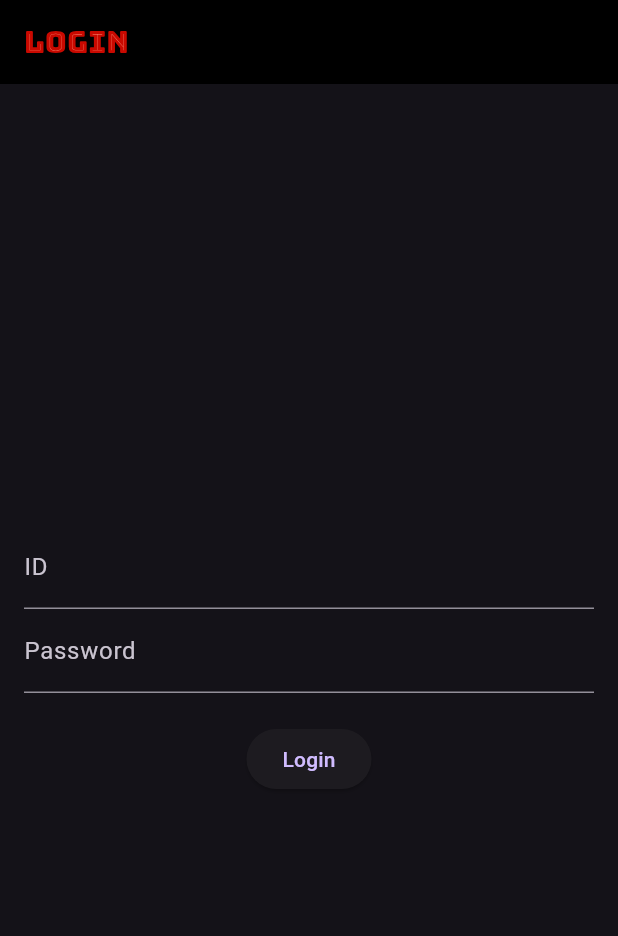
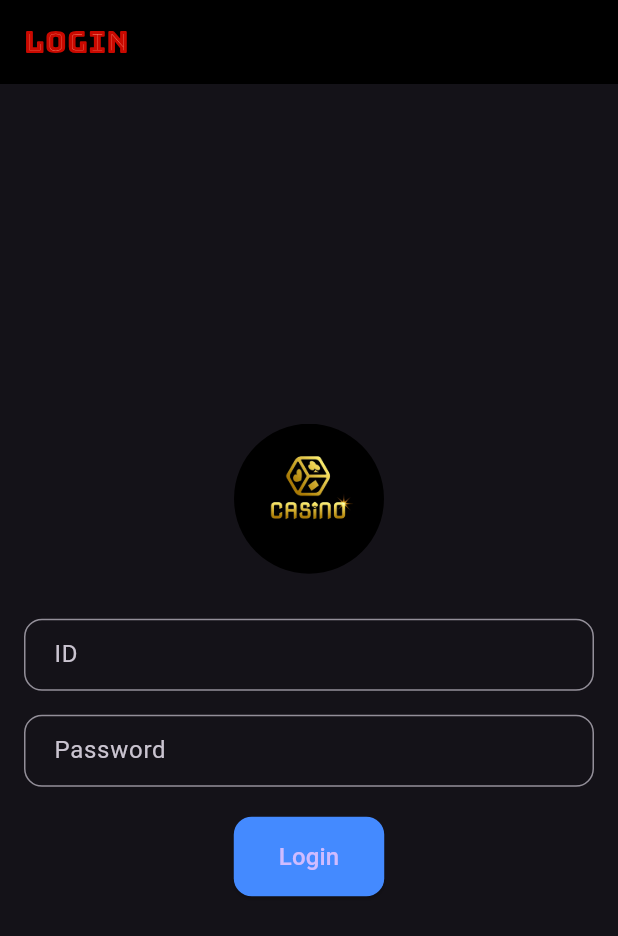
Before and after one commit to theinfiniteprins/casino, a Flutter app: the screen it shows after launch, on a phone screen of 412 x 824 dp. Shown: the top 936 px of the screen. Run offline on Flutter 3.47's test engine with Material 3 defaults, Android fonts, the phone set to English and light mode, and no system bars; our stand-ins replace shared_preferences.

Commit message:
added some css to login

```diff
--- a/lib/login.dart
+++ b/lib/login.dart
@@ -56,25 +56,66 @@ class _LoginPageState extends State<LoginPage> {
   @override
   Widget build(BuildContext context) {
     return Scaffold(
-      appBar: AppBar(title: Text('Login')),
+      appBar: AppBar(
+        title: Text('Login'),
+        backgroundColor: Colors.black,
+        elevation: 0,
+      ),
       body: Padding(
         padding: const EdgeInsets.all(16.0),
         child: Column(
           mainAxisAlignment: MainAxisAlignment.center,
           children: [
+            // Circular image
+            ClipOval(
+              child: Image.asset(
+                'assets/logo.png',
+                width: 100,
+                height: 100,
+                fit: BoxFit.cover,
+              ),
+            ),
+            SizedBox(height: 30),
+            // Styling TextFields
             TextField(
               controller: _idController,
-              decoration: InputDecoration(labelText: 'ID'),
+              decoration: InputDecoration(
+                labelText: 'ID',
+                border: OutlineInputBorder(
+                  borderRadius: BorderRadius.circular(12.0),
+                ),
+                contentPadding: EdgeInsets.symmetric(horizontal: 16.0),
+              ),
             ),
+            SizedBox(height: 16),
             TextField(
               controller: _passwordController,
               obscureText: true,
-              decoration: InputDecoration(labelText: 'Password'),
+              decoration: InputDecoration(
+                labelText: 'Password',
+                border: OutlineInputBorder(
+                  borderRadius: BorderRadius.circular(12.0),
+                ),
+                contentPadding: EdgeInsets.symmetric(horizontal: 16.0),
+              ),
             ),
             SizedBox(height: 20),
+            // Styling ElevatedButton
             ElevatedButton(
               onPressed: _login,
-              child: Text('Login'),
+              style: ElevatedButton.styleFrom(
+                backgroundColor: Colors.blueAccent, // Button color
+                padding: const EdgeInsets.symmetric(horizontal: 30.0, vertical: 15.0),
+                shape: RoundedRectangleBorder(
+                  borderRadius: BorderRadius.circular(12.0),
+                ),
+              ),
+              child: Text(
+                'Login',
+                style: TextStyle(
+                  fontSize: 16.0,
+                ),
+              ),
             ),
           ],
         ),
```
